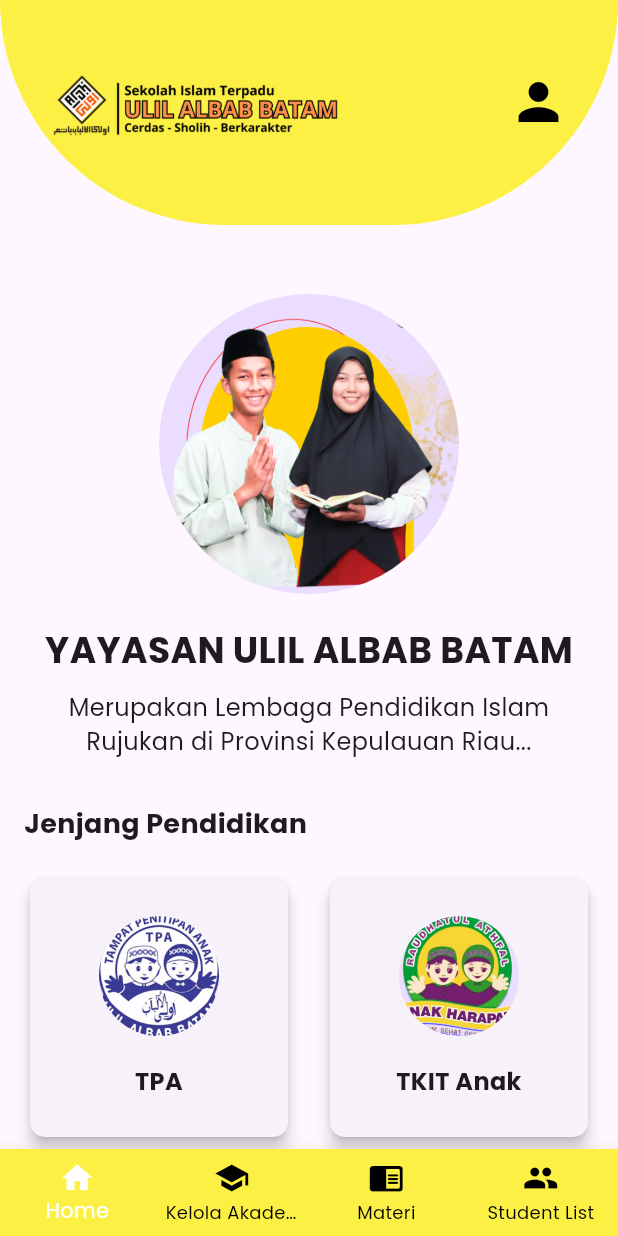
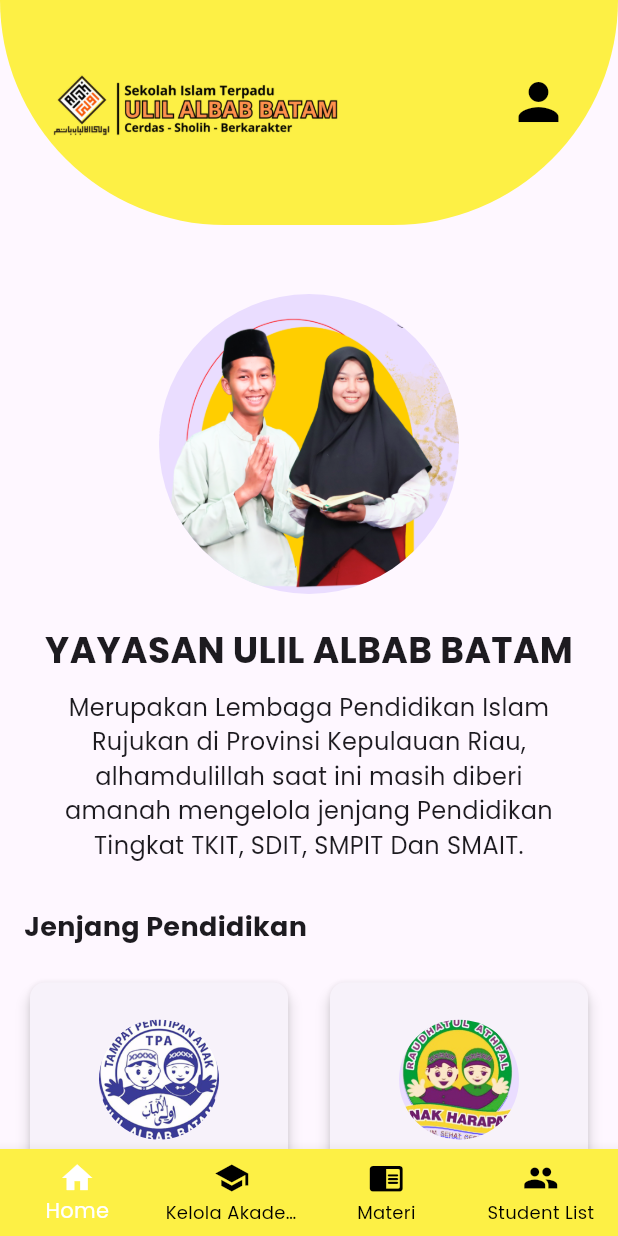
Before and after one commit to FaronF/PBL-IF-07, a Flutter app: the TeacherPage screen opened by its route, on a phone screen of 412 x 824 dp. Run offline on Flutter 3.47's test engine with Material 3 defaults, Android fonts, the phone set to English and light mode, and no system bars; our stand-ins replace cloud_firestore, file_picker, firebase_auth, firebase_core, firebase_storage, google_fonts and 1 more; accounts and stored records are empty.

```diff
--- a/lib/admin_page.dart
+++ b/lib/admin_page.dart
@@ -203,7 +203,7 @@ class _HomeContentState extends State<HomeContent> {
             Padding(
               padding: const EdgeInsets.symmetric(horizontal: 16.0),
               child: Text(
-                'Merupakan Lembaga Pendidikan Islam Rujukan di Provinsi Kepulauan Riau...',
+                'Merupakan Lembaga Pendidikan Islam Rujukan di Provinsi Kepulauan Riau, alhamdulillah saat ini masih diberi amanah mengelola jenjang Pendidikan Tingkat TKIT, SDIT, SMPIT Dan SMAIT.',
                 textAlign: TextAlign.center,
                 style: GoogleFonts.poppins(fontSize: 16),
               ),
--- a/lib/daftar_tugas.dart
+++ b/lib/daftar_tugas.dart
@@ -273,6 +273,7 @@ class PdfUploadScreenState extends State<PdfUploadScreen> {
     FilePickerResult? result = await FilePicker.platform.pickFiles(
       type: FileType.custom,
       allowedExtensions: ['pdf'],
+      withData: true, // Pastikan ini diset ke true untuk mendapatkan bytes file
     );
 
     if (result != null) {
--- a/lib/teacher_page.dart
+++ b/lib/teacher_page.dart
@@ -180,22 +180,22 @@ class _HomeContentState extends State<HomeContent> {
             const Center(
               child: Text(
                 'YAYASAN ULIL ALBAB BATAM',
-                style: TextStyle(fontSize: 24, fontWeight: FontWeight.bold),
+                style: TextStyle(fontSize: 24, fontWeight: FontWeight.bold, fontFamily: 'Poppins'),
               ),
             ),
             const SizedBox(height: 10),
             const Padding(
               padding: EdgeInsets.symmetric(horizontal: 16.0),
               child: Text(
-                'Merupakan Lembaga Pendidikan Islam Rujukan di Provinsi Kepulauan Riau...',
+                'Merupakan Lembaga Pendidikan Islam Rujukan di Provinsi Kepulauan Riau, alhamdulillah saat ini masih diberi amanah mengelola jenjang Pendidikan Tingkat TKIT, SDIT, SMPIT Dan SMAIT.',
                 textAlign: TextAlign.center,
-                style: TextStyle(fontSize: 16),
+                style: TextStyle(fontSize: 16, fontFamily: 'Poppins'),
               ),
             ),
             const SizedBox(height: 30),
             const Text(
               "Jenjang Pendidikan",
-              style: TextStyle(fontSize: 18, fontWeight: FontWeight.bold),
+              style: TextStyle(fontSize: 18, fontWeight: FontWeight.bold, fontFamily: 'Poppins'),
             ),
             const SizedBox(height: 20),
             GridView.builder(
@@ -272,6 +272,7 @@ class _HomeContentState extends State<HomeContent> {
                     style: const TextStyle(
                       fontSize: 16,
                       fontWeight: FontWeight.bold,
+                      fontFamily: 'Poppins',
                     ),
                     textAlign: TextAlign.center,
                   ),
```
Also changed, not shown: lib/student_page.dart (+20 -8 lines). Lines whose indentation alone changed are shown as unchanged.
